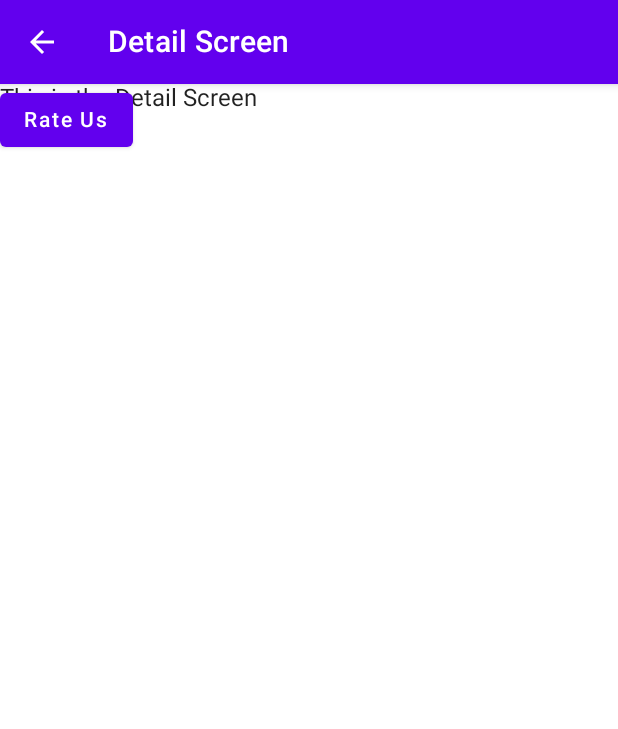
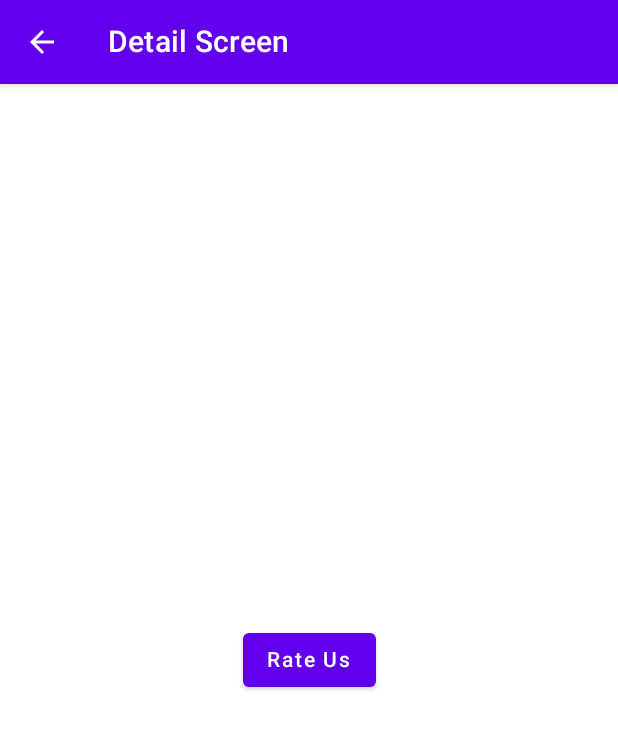
Before and after one commit to Dev-Alvine/Screen_Navigation, an Android app built with Jetpack Compose: the screen it shows after launch (MainActivity), after a tap on "Go to Detail Screen", on a phone screen of 412 x 824 dp. Shown: the top 729 px of the screen. Run offline under Robolectric (Android 15) with nearby library versions, the phone set to English and light mode, and no system bars.

Commit message:
navigation

```diff
--- a/app/src/main/java/com/joelkanyi/composenavigation_assignment/Screen/Detail_Screen.kt
+++ b/app/src/main/java/com/joelkanyi/composenavigation_assignment/Screen/Detail_Screen.kt
@@ -50,14 +50,15 @@ fun Detail_Screen(
     ) {
         Box(
             Modifier.fillMaxSize(),
-            contentAlignment = Alignment.TopStart
+            contentAlignment = Alignment.Center
         ) {
-            Text(text = "This is the Detail Screen")
-            Spacer(modifier = Modifier.height(10.dp))
+            //Text(text = "This is the Detail Screen")
+            Spacer(modifier = Modifier.height(20.dp))
 
             Button(
+
                 onClick = {
-                    navController.navigate(Screen.ScreenC.route)
+                    navController.navigate(Screen.Rating.route)
                 }
             ) {
                 Text(text = "Rate Us")
--- a/app/src/main/java/com/joelkanyi/composenavigation_assignment/Screen/Home_Screen.kt
+++ b/app/src/main/java/com/joelkanyi/composenavigation_assignment/Screen/Home_Screen.kt
@@ -21,7 +21,7 @@ fun Home_Screen(
     ) {
         Button(
             onClick = {
-                navController.navigate(Screen.ScreenB.route)
+                navController.navigate(Screen.Detail.route)
             }) {
             Text(text = "Go to Detail Screen")
         }
--- a/app/src/main/java/com/joelkanyi/composenavigation_assignment/Screen/Rating_Screen.kt
+++ b/app/src/main/java/com/joelkanyi/composenavigation_assignment/Screen/Rating_Screen.kt
@@ -21,6 +21,7 @@ import androidx.navigation.NavController
 @Composable
 fun Rating_Screen(
 
+    id:Int,
     navController: NavController
 ) {
     Scaffold(
@@ -47,7 +48,7 @@ fun Rating_Screen(
             Modifier.fillMaxSize(),
             contentAlignment = Alignment.Center
         ) {
-            Text(text = "Rate Us *4.5 ", fontWeight= FontWeight.ExtraBold)
+            Text(text = "Rate Us $id", fontWeight= FontWeight.ExtraBold)
         }
     }
 }
--- a/app/src/main/java/com/joelkanyi/composenavigation_assignment/navigation/NavGraph.kt
+++ b/app/src/main/java/com/joelkanyi/composenavigation_assignment/navigation/NavGraph.kt
@@ -2,9 +2,11 @@ package com.joelkanyi.composenavigation_assignment.navigation
 
 import androidx.compose.runtime.Composable
 import androidx.navigation.NavHostController
+import androidx.navigation.NavType
 
 import androidx.navigation.compose.NavHost
 import androidx.navigation.compose.composable
+import androidx.navigation.navArgument
 
 import com.joelkanyi.composenavigation_assignment.Screen.Detail_Screen
 import com.joelkanyi.composenavigation_assignment.Screen.Home_Screen
@@ -15,20 +17,31 @@ import com.joelkanyi.composenavigation_assignment.Screen.Rating_Screen
 fun NavGraph(navController: NavHostController) {
     NavHost(
         navController = navController,
-        startDestination =Screen.ScreenA.route
+        startDestination =Screen.Home.route
     ){
 
-        composable(route= Screen.ScreenA.route){
+        composable(route= Screen.Home.route){
             Home_Screen(navController = navController)
         }
 
-        composable(route =Screen.ScreenB.route){
+        composable(route =Screen.Detail.route){
             Detail_Screen(navController = navController)
         }
 
-        composable(route= Screen.ScreenC.route)
+        composable(route= Screen.Rating.route,
+            arguments= listOf(
+                navArgument(name = ID){
+                    type= NavType.IntType
+                    defaultValue=-1
+                }
+            )
+        )
         {
-            Rating_Screen(navController = navController)
+
+            Rating_Screen(
+                navController = navController,
+               id = it.arguments?.getInt(ID) ?:-1
+            )
         }
     }
 
--- a/app/src/main/java/com/joelkanyi/composenavigation_assignment/navigation/Screens.kt
+++ b/app/src/main/java/com/joelkanyi/composenavigation_assignment/navigation/Screens.kt
@@ -1,9 +1,17 @@
 package com.joelkanyi.composenavigation_assignment.navigation
 
+import java.net.IDN
+
+const val ID ="id"
 sealed class Screen(val route: String) {
-    object ScreenA : Screen(route = "Home_screen")
-    object ScreenB: Screen(route = "Detail_Screen")
+    object Home : Screen(route = "Home_screen")
+    object Detail: Screen(route = "Detail_Screen")
 
-    object ScreenC: Screen(route = "Rating_Screen")
+    object Rating: Screen(route = "Rating_Screen/{$ID}")
+    {
+        fun  passArgument(id: Int):String{
+            return "Rating_Screen/$id"
+        }
+    }
 
     }
```
